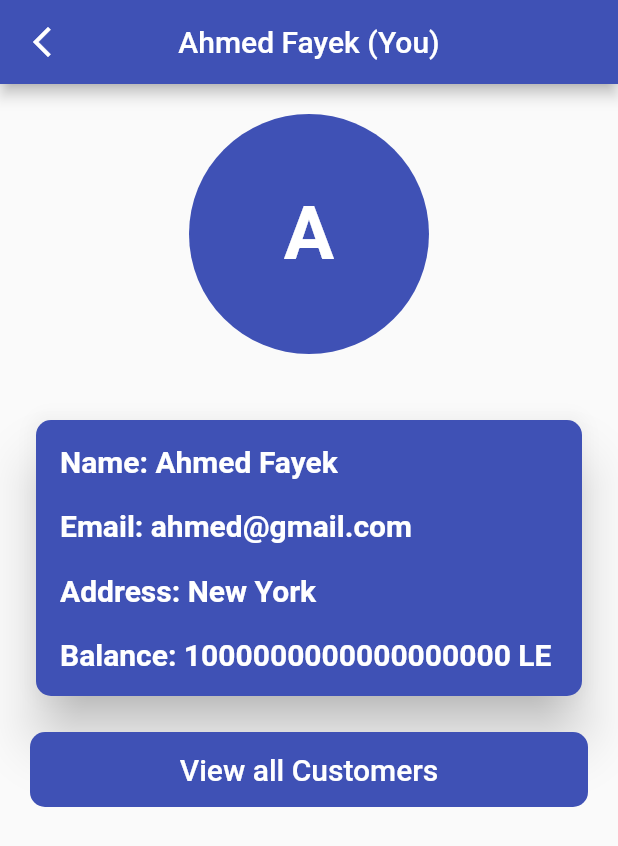
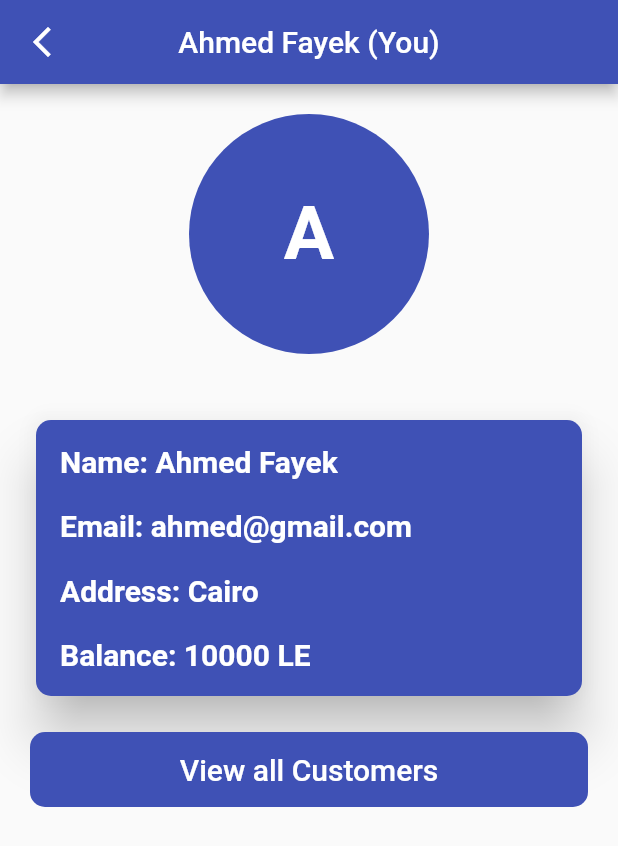
Before and after one commit to AhmedFayek1/Banking_System, a Flutter app: the screen it shows after launch, after a tap on "Profile", on a phone screen of 412 x 824 dp. Shown: the top 846 px of the screen. Run offline on Flutter 3.47's test engine with Material 2 defaults, Android fonts, the phone set to English and light mode, and no system bars; our stand-ins replace bloc, flutter_bloc, fluttertoast, sqflite; accounts and stored records are empty.

Commit message:
UI Updates

```diff
--- a/banking_system/lib/Cubit/cubit.dart
+++ b/banking_system/lib/Cubit/cubit.dart
@@ -136,7 +136,7 @@ class BankingAppCubit extends Cubit<BankingAppStates> {
     await insertTransactionData(
       transaction: CustomerTransaction(
         id: databaseTransactions.length + 1,
-        sender: '${myAccount!['name']} You',
+        sender: '${myAccount!['name']} (You)',
         receiver: receiver['name'],
         amount: amount,
         date: DateTime.now().toString().substring(0, 10),
--- a/banking_system/lib/Shared/colors.dart
+++ b/banking_system/lib/Shared/colors.dart
@@ -1,5 +1,3 @@
-import 'dart:ui';
-
 import 'package:flutter/material.dart';
 
-Color color = Colors.indigo;
+Color mainColor = Colors.indigo;
--- a/banking_system/lib/main.dart
+++ b/banking_system/lib/main.dart
@@ -1,20 +1,18 @@
-import 'package:banking_system/screeens/splash_screen.dart';
-import 'package:bloc/bloc.dart';
-import 'package:flutter/cupertino.dart';
+import 'package:banking_system/screens/splash_screen.dart';
 import 'package:flutter/material.dart';
 import 'package:flutter_bloc/flutter_bloc.dart';
 
 import 'Cubit/cubit.dart';
-import 'bloc_observer.dart';
+import 'Shared/bloc_observer.dart';
 
 void main() async {
   WidgetsFlutterBinding.ensureInitialized();
   Bloc.observer = MyBlocObserver();
-  runApp(MyApp());
+  runApp(const MyApp());
 }
 
 class MyApp extends StatelessWidget {
-  // This widget is the root of your application.
+  const MyApp({super.key});
   @override
   Widget build(BuildContext context) {
     return MultiBlocProvider(
@@ -27,7 +25,7 @@ class MyApp extends StatelessWidget {
         theme: ThemeData(
           primarySwatch: Colors.blue,
         ),
-        home:  SplashScreen(),
+        home:  const SplashScreen(),
       ),
     );
   }
--- a/banking_system/lib/models/customer_model.dart
+++ b/banking_system/lib/models/customer_model.dart
@@ -27,7 +27,7 @@ class Customer
 
 
 List<Customer> customers = [
-  Customer(id: 1,name: "Ahmed Fayek",email: "ahmed@gmail.com",address: "New York",balance: 1000000000000000000),
+  Customer(id: 1,name: "Ahmed Fayek",email: "ahmed@gmail.com",address: "Cairo",balance: 10000),
   Customer(id: 2,name: "Danial Jack",email: "danial@gmail.com",address: "New York",balance: 1000),
   Customer(id: 3,name: "Steven Rock",email: "steven@gmail.com",address: "London",balance: 2000),
   Customer(id: 4,name: "Jack Dawson",email: "jack@gmail.com",address: "El giza",balance: 3000),
@@ -37,5 +37,5 @@ List<Customer> customers = [
   Customer(id: 8,name: "Hassan Ali",email: "hassan@gmail.com",address: "Ain Shams",balance: 7000),
   Customer(id: 9,name: "Morgan Adam",email: "morgan@gmail.com",address: "Frankfort",balance: 8000),
   Customer(id: 10,name: "Yasser Ali",email: "yasser@gmail.com",address: "New Cairo",balance: 9000),
-    Customer(id: 11,name: "Hamed Yaseen",email: "hamed@gmail.com",address: "Banha",balance: 10000),
+    Customer(id: 11,name: "Hamed Yaseen",email: "hamed@gmail.com",address: "Banha",balance: 11000),
   ];
--- a/banking_system/lib/screeens/home_screen.dart
+++ b/banking_system/lib/screens/home_screen.dart
@@ -1,13 +1,11 @@
-
-import 'package:banking_system/screeens/view_transactions_history.dart';
+import 'package:banking_system/screens/view_transactions_history_screen.dart';
 import 'package:flutter/material.dart';
 import 'package:flutter_bloc/flutter_bloc.dart';
-
 import '../Cubit/cubit.dart';
 import '../Cubit/states.dart';
 import '../Shared/colors.dart';
 import 'customers_screen.dart';
-import 'my_profile.dart';
+import 'my_profile_screen.dart';
 import 'nav_drawer.dart';
 
 class HomeScreen extends StatefulWidget {
@@ -76,7 +74,7 @@ class _HomeScreenState extends State<HomeScreen> {
                     height: 50,
                     width: double.infinity,
                     decoration: BoxDecoration(
-                      color: color,
+                      color: mainColor,
                       borderRadius: BorderRadius.circular(10),
                     ),
                     child: MaterialButton(
@@ -96,7 +94,7 @@ class _HomeScreenState extends State<HomeScreen> {
                     height: 50,
                     width: double.infinity,
                     decoration: BoxDecoration(
-                      color: color,
+                      color: mainColor,
                       borderRadius: BorderRadius.circular(10),
                     ),
                     child: MaterialButton(
@@ -116,7 +114,7 @@ class _HomeScreenState extends State<HomeScreen> {
                     height: 50,
                     width: double.infinity,
                     decoration: BoxDecoration(
-                      color: color,
+                      color: mainColor,
                       borderRadius: BorderRadius.circular(10),
                     ),
                     child: MaterialButton(
@@ -128,7 +126,7 @@ class _HomeScreenState extends State<HomeScreen> {
                           ),
                         );
                       },
-                      child: const Text('Transaction History',style: TextStyle(fontSize: 20,fontWeight: FontWeight.bold,color: Colors.white),),
+                      child: const Text('Transaction history',style: TextStyle(fontSize: 20,fontWeight: FontWeight.bold,color: Colors.white),),
                     ),
                   ),
                 ],
--- a/banking_system/lib/screeens/my_profile.dart
+++ b/banking_system/lib/screens/my_profile_screen.dart
@@ -1,15 +1,11 @@
-
-import 'package:flutter/cupertino.dart';
 import 'package:flutter/material.dart';
 import 'package:flutter_bloc/flutter_bloc.dart';
-
 import '../Cubit/cubit.dart';
 import '../Cubit/states.dart';
 import '../Shared/colors.dart';
 import 'customers_screen.dart';
 
 class MyProfile extends StatelessWidget {
-
   const MyProfile({Key? key}) : super(key: key);
 
   @override
@@ -20,7 +16,7 @@ class MyProfile extends StatelessWidget {
         var cubit = BankingAppCubit.get(context);
         return Scaffold(
           appBar: AppBar(
-            backgroundColor: color,
+            backgroundColor: mainColor,
             leading: IconButton(
               icon: const Icon(Icons.arrow_back_ios_new),
               onPressed: () {
@@ -35,7 +31,7 @@ class MyProfile extends StatelessWidget {
             child: Column(
               children: [
                 CircleAvatar(
-                  backgroundColor: color,
+                  backgroundColor: mainColor,
                   radius: 80.0,
                   child: Text('${cubit.myAccount!['name'][0]}',style: const TextStyle(
                       fontSize: 50.0,
@@ -47,7 +43,7 @@ class MyProfile extends StatelessWidget {
                   height: 40.0,
                 ),
                 Card(
-                  color: color,
+                  color: mainColor,
                   elevation: 15,
                   shape: RoundedRectangleBorder(
                       borderRadius: BorderRadius.circular(10)
@@ -150,7 +146,7 @@ class MyProfile extends StatelessWidget {
                   width: double.infinity,
                   height: 50.0,
                   decoration: BoxDecoration(
-                    color: color,
+                    color: mainColor,
                     borderRadius: BorderRadius.circular(10.0),
                   ),
                   child: MaterialButton(
--- a/banking_system/lib/screeens/nav_drawer.dart
+++ b/banking_system/lib/screens/nav_drawer.dart
@@ -18,11 +18,11 @@ class NavDrawer extends StatelessWidget {
 
         child: ListView(
           children: [
-            Container(
+            SizedBox(
               height: 250,
               child: DrawerHeader(
                 decoration: BoxDecoration(
-                  color: color,
+                  color: mainColor,
                 ),
                 child: Column(
                   mainAxisAlignment: MainAxisAlignment.center,
--- a/banking_system/lib/screeens/splash_screen.dart
+++ b/banking_system/lib/screens/splash_screen.dart
@@ -15,7 +15,7 @@ class _SplashScreenState extends State<SplashScreen> {
   void initState() {
     super.initState();
     Timer(const Duration(seconds: 3),
-            ()=>Navigator.pushReplacement(context,
+            () => Navigator.pushReplacement(context,
             MaterialPageRoute(builder:
                 (context) =>
                 const HomeScreen()
```
Also changed, not shown: banking_system/lib/screens/customers_screen.dart (renamed from banking_system/lib/screeens/customers_screen.dart, +3 -5 lines), banking_system/lib/screens/transfer_money_screen.dart (renamed from banking_system/lib/screeens/transfrer_money_screen.dart, +6 -6 lines), banking_system/lib/screens/view_customer_screen.dart (renamed from banking_system/lib/screeens/view_customer_screen.dart, +5 -8 lines), banking_system/lib/screens/view_transactions_history_screen.dart (renamed from banking_system/lib/screeens/view_transactions_history.dart, +2 -5 lines), banking_system/lib/Shared/bloc_observer.dart (renamed from banking_system/lib/bloc_observer.dart).
